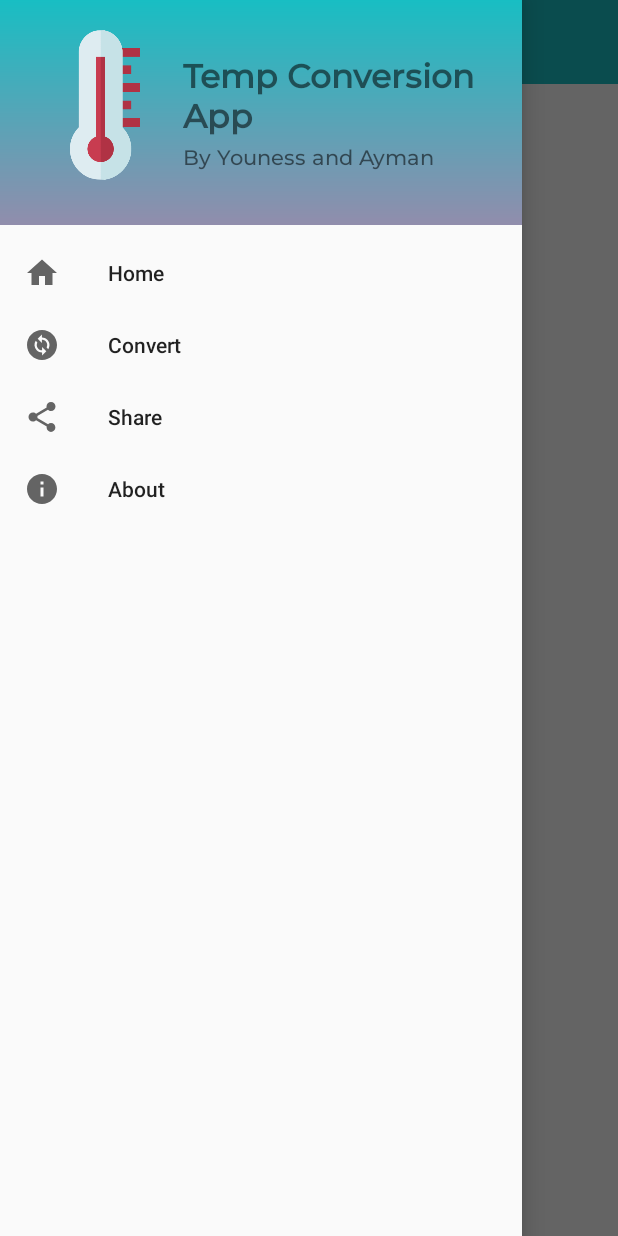
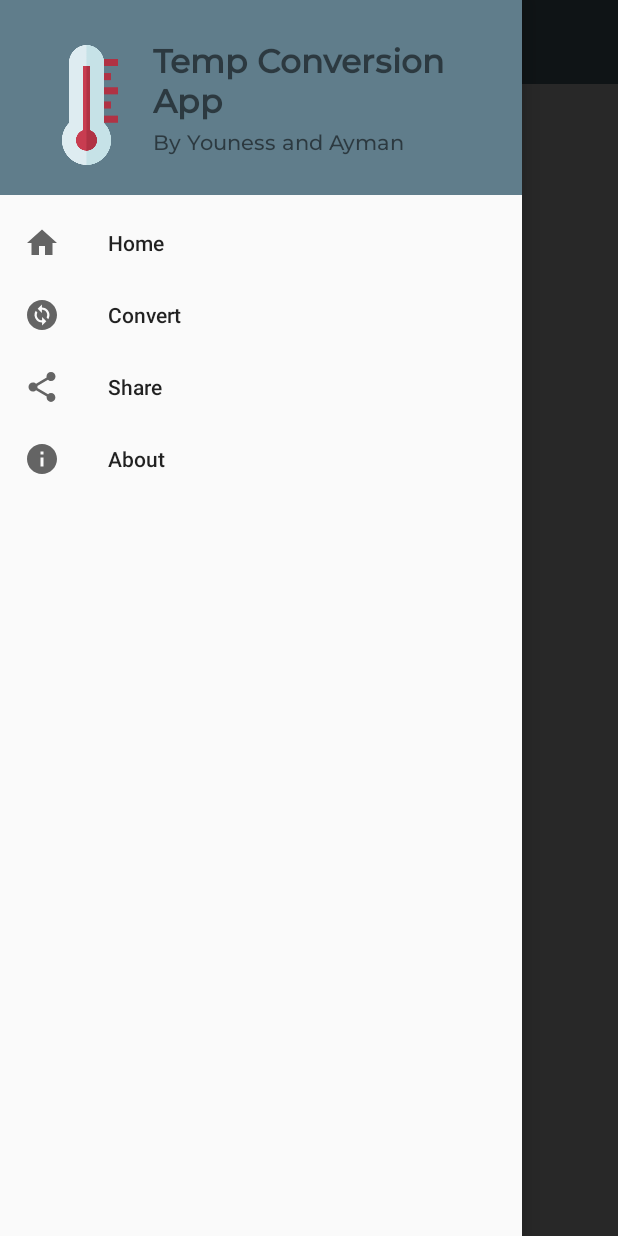
Before and after one commit to YDev-0/AppControl, an Android app: the screen it shows after launch (MainActivity), with the side drawer open, on a phone screen of 412 x 824 dp. Run offline under Robolectric (Android 15) with nearby library versions, the phone set to English and light mode, and no system bars.

Commit message:
commit v1.2

```diff
--- /dev/null
+++ b/app/src/main/java/com/control/appcontrol/HomeFragment.java
@@ -0,0 +1,29 @@
+package com.control.appcontrol;
+
+import android.os.Bundle;
+
+import androidx.fragment.app.Fragment;
+
+import android.view.LayoutInflater;
+import android.view.View;
+import android.view.ViewGroup;
+
+public class HomeFragment extends Fragment {
+
+    public HomeFragment() {
+        // Required empty public constructor
+    }
+
+    @Override
+    public void onCreate(Bundle savedInstanceState) {
+        super.onCreate(savedInstanceState);
+
+    }
+
+    @Override
+    public View onCreateView(LayoutInflater inflater, ViewGroup container,
+                             Bundle savedInstanceState) {
+        // Inflate the layout for this fragment
+        return inflater.inflate(R.layout.fragment_home, container, false);
+    }
+}
--- a/app/src/main/java/com/control/appcontrol/MainActivity.java
+++ b/app/src/main/java/com/control/appcontrol/MainActivity.java
@@ -18,17 +18,14 @@ public class MainActivity extends AppCompatActivity {
     protected void onCreate(Bundle savedInstanceState) {
         super.onCreate(savedInstanceState);
         setContentView(R.layout.activity_main);
+
         mainToolbar = findViewById(R.id.mainToolbar);
-        setSupportActionBar(mainToolbar);
-
         mainDrawer = findViewById(R.id.mainDrawer);
-
         mainMenu = findViewById(R.id.mainMenu);
 
+        setSupportActionBar(mainToolbar);
         toggle = new ActionBarDrawerToggle(this, mainDrawer, mainToolbar, R.string.open, R.string.close);
-
         mainDrawer.addDrawerListener(toggle);
-
         toggle.syncState();
     }
 }
--- a/app/src/main/res/layout/activity_header.xml
+++ b/app/src/main/res/layout/activity_header.xml
@@ -3,14 +3,14 @@
     xmlns:app="http://schemas.android.com/apk/res-auto"
     android:orientation="horizontal"
     android:layout_width="match_parent"
-    android:layout_height="150dp"
-    android:background="@drawable/header_gradient_color"
-    android:padding="20dp" >
+    android:layout_height="130dp"
+    android:background="?attr/colorPrimary"
+    android:padding="20dp"
+    android:gravity="bottom">
     <com.google.android.material.imageview.ShapeableImageView
-        android:layout_width="100dp"
-        android:layout_height="100dp"
-        android:src="@drawable/thermometer"
-        app:shapeAppearance="@style/logoStyle" />
+        android:layout_width="80dp"
+        android:layout_height="80dp"
+        android:src="@drawable/thermometer"/>
 
     <LinearLayout
         android:layout_width="match_parent"
--- a/app/src/main/res/layout/activity_main.xml
+++ b/app/src/main/res/layout/activity_main.xml
@@ -6,16 +6,6 @@
     android:layout_height="match_parent"
     tools:context=".MainActivity"
     android:id="@+id/mainDrawer">
-    <LinearLayout
-        android:layout_width="match_parent"
-        android:layout_height="wrap_content"
-        android:orientation="vertical">
-        <androidx.appcompat.widget.Toolbar
-            android:layout_width="match_parent"
-            android:layout_height="wrap_content"
-            android:id="@+id/mainToolbar"
-            android:background="@color/green" />
-    </LinearLayout>
     <com.google.android.material.navigation.NavigationView
         android:layout_width="match_parent"
         android:layout_height="match_parent"
@@ -24,4 +14,30 @@
         android:layout_gravity="start"
         android:id="@+id/mainMenu" />
 
+    <LinearLayout
+        android:layout_width="match_parent"
+        android:layout_height="wrap_content"
+        android:orientation="vertical">
+        <androidx.appcompat.widget.Toolbar
+            android:id="@+id/mainToolbar"
+            android:layout_width="match_parent"
+            android:layout_height="wrap_content"
+            android:background="?attr/colorPrimary" />
+        <FrameLayout
+            android:layout_width="match_parent"
+            android:layout_height="match_parent"
+            android:id="@+id/frameLayout"/>
+
+    </LinearLayout>
+    <ScrollView
+        android:layout_width="match_parent"
+        android:layout_height="match_parent">
+        <LinearLayout
+            android:layout_width="match_parent"
+            android:layout_height="wrap_content"
+            android:orientation="vertical">
+
+        </LinearLayout>
+    </ScrollView>
+
 </androidx.drawerlayout.widget.DrawerLayout>
--- /dev/null
+++ b/app/src/main/res/layout/fragment_home.xml
@@ -0,0 +1,15 @@
+<?xml version="1.0" encoding="utf-8"?>
+<FrameLayout xmlns:android="http://schemas.android.com/apk/res/android"
+    xmlns:tools="http://schemas.android.com/tools"
+    android:layout_width="match_parent"
+    android:layout_height="match_parent"
+    tools:context=".HomeFragment">
+
+    <!-- TODO: Update blank fragment layout -->
+    <TextView
+        android:layout_width="match_parent"
+        android:layout_height="match_parent"
+        android:text="@string/home_fragment"
+        android:textSize="36sp" />
+
+</FrameLayout>
--- a/app/src/main/res/menu/main_menu.xml
+++ b/app/src/main/res/menu/main_menu.xml
@@ -1,6 +1,6 @@
 <?xml version="1.0" encoding="utf-8"?>
 <menu xmlns:android="http://schemas.android.com/apk/res/android">
-    <group>
+    <group android:checkableBehavior="single">
         <item android:title="Home" android:icon="@drawable/baseline_home_24" android:id="@+id/home" />
         <item android:title="Convert" android:icon="@drawable/baseline_change_circle_24" android:id="@+id/convert" />
         <item android:title="Share" android:icon="@drawable/baseline_share_24" android:id="@+id/share" />
--- a/app/src/main/res/values-night/themes.xml
+++ b/app/src/main/res/values-night/themes.xml
@@ -2,13 +2,13 @@
     <!-- Base application theme. -->
     <style name="Theme.AppControl" parent="Theme.AppCompat.DayNight.NoActionBar">
         <!-- Primary brand color. -->
-        <item name="colorPrimary">@color/purple_200</item>
-        <item name="colorPrimaryVariant">@color/purple_700</item>
-        <item name="colorOnPrimary">@color/black</item>
+        <item name="colorPrimary">@color/primary</item>
+        <item name="colorPrimaryVariant">@color/primary_dark</item>
+        <item name="colorOnPrimary">@color/white</item>
         <!-- Secondary brand color. -->
-        <item name="colorSecondary">@color/teal_200</item>
-        <item name="colorSecondaryVariant">@color/teal_200</item>
-        <item name="colorOnSecondary">@color/black</item>
+        <item name="colorSecondary">@color/accent</item>
+        <item name="colorSecondaryVariant">@color/accent</item>
+        <item name="colorOnSecondary">@color/white</item>
         <!-- Status bar color. -->
         <item name="android:statusBarColor">?attr/colorPrimaryVariant</item>
         <!-- Customize your theme here. -->
--- a/app/src/main/res/values/colors.xml
+++ b/app/src/main/res/values/colors.xml
@@ -5,9 +5,18 @@
     <color name="purple_700">#FF3700B3</color>
     <color name="teal_200">#FF03DAC5</color>
     <color name="teal_700">#FF018786</color>
+    <color name="teal_900">#007774</color>
     <color name="black">#FF000000</color>
     <color name="white">#FFFFFFFF</color>
-    <color name="green">#18bec3</color>
     <color name="endGradientColor1">#918DAC</color>
     <color name="startGradientColor1">#18BEC3</color>
+
+    <color name="primary">#607D8B</color>
+    <color name="primary_dark">#455A64</color>
+    <color name="primary_light">#CFD8DC</color>
+    <color name="accent">#9E9E9E</color>
+    <color name="primary_text">#212121</color>
+    <color name="secondary_text">#757575</color>
+    <color name="icons">#FFFFFF</color>
+    <color name="divider">#BDBDBD</color>
 </resources>
--- a/app/src/main/res/values/strings.xml
+++ b/app/src/main/res/values/strings.xml
@@ -1,5 +1,6 @@
 <resources>
-    <string name="app_name">AppControl</string>
+    <string name="app_name">App Control</string>
     <string name="open">Open</string>
     <string name="close">Close</string>
+    <string name="home_fragment">Home Fragment</string>
 </resources>
--- a/app/src/main/res/values/themes.xml
+++ b/app/src/main/res/values/themes.xml
@@ -1,14 +1,14 @@
 <resources xmlns:tools="http://schemas.android.com/tools">
     <!-- Base application theme. -->
-    <style name="Theme.AppControl" parent="Theme.AppCompat.DayNight.NoActionBar">
+    <style name="Theme.AppControl" parent="Theme.AppCompat.Light.NoActionBar">
         <!-- Primary brand color. -->
-        <item name="colorPrimary">@color/purple_500</item>
-        <item name="colorPrimaryVariant">@color/purple_700</item>
-        <item name="colorOnPrimary">@color/white</item>
+        <item name="colorPrimary">@color/primary</item>
+        <item name="colorPrimaryVariant">@color/primary_light</item>
+        <item name="colorOnPrimary">@color/primary_text</item>
         <!-- Secondary brand color. -->
-        <item name="colorSecondary">@color/teal_200</item>
-        <item name="colorSecondaryVariant">@color/teal_700</item>
-        <item name="colorOnSecondary">@color/black</item>
+        <item name="colorSecondary">@color/accent</item>
+        <item name="colorSecondaryVariant">@color/accent</item>
+        <item name="colorOnSecondary">@color/primary_text</item>
         <!-- Status bar color. -->
         <item name="android:statusBarColor">?attr/colorPrimaryVariant</item>
         <!-- Customize your theme here. -->
```
